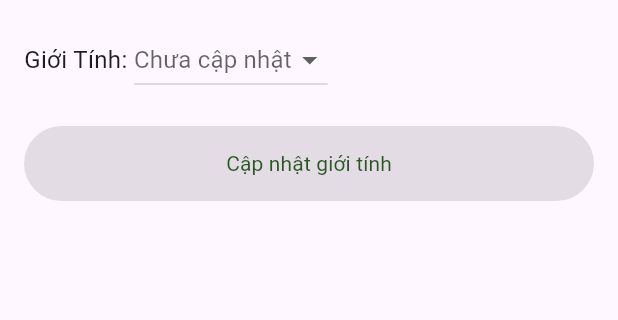
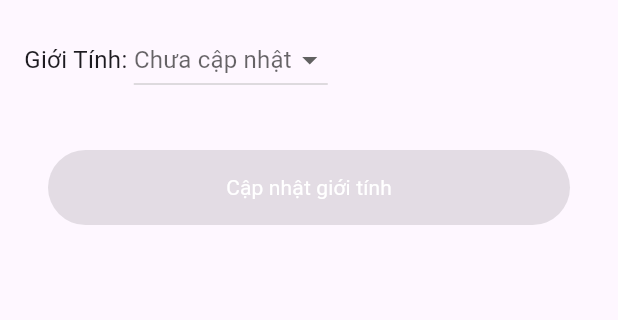
Before and after one commit to tuanngo2030/AppDonGanh, a Flutter app: the GioitinhScreen screen opened by its route, on a phone screen of 412 x 824 dp, the part 84-404 px from its top. Run offline on Flutter 3.47's test engine with Material 3 defaults, Android fonts, the phone set to English and light mode, and no system bars; our stand-ins replace badges, carousel_slider, dropdown_search, flutter_dotenv, get, google_sign_in and 7 more; missing offline and left inert: jwt_decode; accounts and stored records are empty; network calls fail.

```diff
--- a/lib/Profile_Screen/gioitinh_screen.dart
+++ b/lib/Profile_Screen/gioitinh_screen.dart
@@ -15,6 +15,7 @@ class _GioitinhScreen extends State<GioitinhScreen> {
   String _userId = '';
   String _gioiTinh = 'Chưa cập nhật'; // Giá trị mặc định
   String? _selectedGioiTinh; // Giá trị giới tính mới được chọn
+  bool _isUpdatingGender = false;
 
   @override
   void initState() {
@@ -43,23 +44,32 @@ class _GioitinhScreen extends State<GioitinhScreen> {
 
   Future<void> _updateGioiTinh(String newGioiTinh) async {
     if (_userId.isNotEmpty) {
-      bool success = await _apiService.updateUserInformation(_userId, 'GioiTinh', newGioiTinh);
+      bool success = await _apiService.updateUserInformation(
+          _userId, 'GioiTinh', newGioiTinh);
+      setState(() {
+        _gioiTinh = newGioiTinh;
+      });
 
       if (success) {
-
         setState(() {
           _gioiTinh = newGioiTinh;
         });
         // Lưu giới tính mới vào SharedPreferences
         SharedPreferences prefs = await SharedPreferences.getInstance();
         await prefs.setString('gioiTinh', newGioiTinh);
-        ScaffoldMessenger.of(context).showSnackBar(SnackBar(content: Text('Cập nhật giới tính thành công')));
+        ScaffoldMessenger.of(context).showSnackBar(
+            const SnackBar(content: Text('Cập nhật giới tính thành công')));
         Future.delayed(const Duration(seconds: 1), () {
           Navigator.pop(context);
         });
       } else {
-        ScaffoldMessenger.of(context).showSnackBar(SnackBar(content: Text('Cập nhật giới tính thất bại')));
+        ScaffoldMessenger.of(context).showSnackBar(
+            const SnackBar(content: Text('Cập nhật giới tính thất bại')));
       }
+
+      setState(() {
+        _isUpdatingGender = false;
+      });
     }
   }
 
@@ -83,7 +93,9 @@ class _GioitinhScreen extends State<GioitinhScreen> {
         ),
         title: const Text(
           'Hồ sơ',
-                 style: TextStyle(color: Color.fromRGBO(41, 87, 35, 1),fontWeight: FontWeight.bold),
+          style: TextStyle(
+              color: Color.fromRGBO(41, 87, 35, 1),
+              fontWeight: FontWeight.bold),
         ),
         centerTitle: true,
         backgroundColor: Colors.white,
@@ -96,10 +108,10 @@ class _GioitinhScreen extends State<GioitinhScreen> {
           children: [
             Row(
               children: [
-            Text('Giới Tính: ', style: const TextStyle(fontSize: 16)),
+                const Text('Giới Tính: ', style: TextStyle(fontSize: 16)),
                 const SizedBox(height: 20),
                 DropdownButton<String>(
-                  hint:Text('$_gioiTinh', style: const TextStyle(fontSize: 16)),
+                  hint: Text(_gioiTinh, style: const TextStyle(fontSize: 16)),
                   value: _selectedGioiTinh,
                   items: ['Nam', 'Nữ', 'Khác'].map((String value) {
                     return DropdownMenuItem<String>(
@@ -116,16 +128,31 @@ class _GioitinhScreen extends State<GioitinhScreen> {
               ],
             ),
             const SizedBox(height: 20),
-            SizedBox(
-                   width: double.infinity,  // Full width button
+            Padding(
+              padding: const EdgeInsets.all(16.0),
+              child: SizedBox(
+                width: double.infinity, // Full-width button
                 height: 50,
                 child: ElevatedButton(
-                onPressed: _selectedGioiTinh != null
+                  onPressed: _selectedGioiTinh != null && !_isUpdatingGender
                       ? () => _updateGioiTinh(_selectedGioiTinh!)
-                    : null, // Nút chỉ có thể nhấn khi người dùng chọn giới tính
-                child: const Text('Cập nhật giới tính', style: TextStyle(color: Color.fromRGBO(41, 87, 35, 1))),
+                      : null,
+                  style: ElevatedButton.styleFrom(
+                    backgroundColor: const Color.fromRGBO(41, 87, 35, 1),
+                    foregroundColor: Colors.white,
+                  ),
+                  child: _isUpdatingGender
+                      ? const CircularProgressIndicator(
+                          valueColor:
+                              AlwaysStoppedAnimation<Color>(Colors.white),
+                        )
+                      : const Text(
+                          'Cập nhật giới tính',
+                          style: TextStyle(color: Colors.white),
                         ),
                 ),
+              ),
+            )
           ],
         ),
       ),
```
Also changed, not shown: lib/Profile_Screen/ngay_sinh_Screen.dart (+31 -14 lines), lib/Profile_Screen/sodienthoai_Screen.dart (+45 -22 lines), lib/screen/detail_product_screen.dart (+27 -7 lines), lib/screen/pay_screen/pay_screen2.dart (+23 -24 lines), lib/screen/register_screen.dart (+24 -10 lines). Lines whose indentation alone changed are shown as unchanged.
